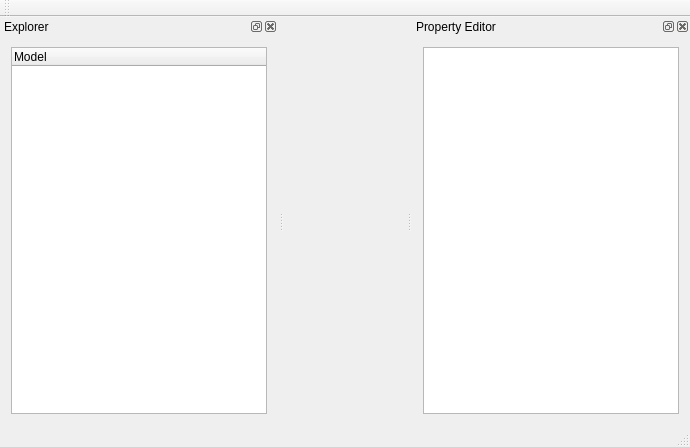
Old version of the form examples/uml/editor/mainwindow.ui in the repository qt/qtmodeling.
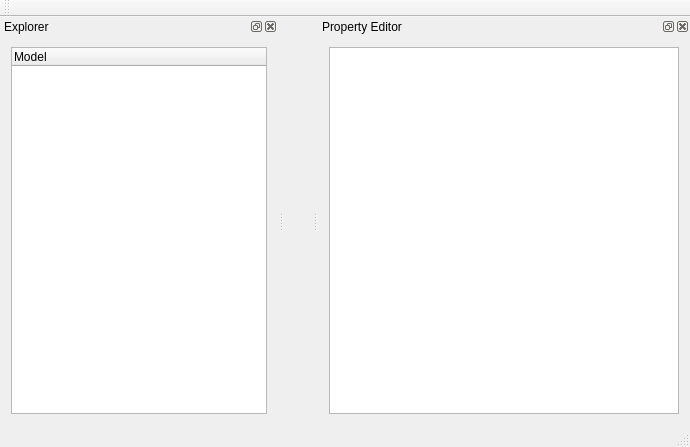
New version of the form.

```diff
--- a/examples/uml/editor/mainwindow.ui
+++ b/examples/uml/editor/mainwindow.ui
@@ -67,6 +67,12 @@
     <layout class="QGridLayout" name="gridLayout_2">
      <item row="0" column="0">
       <widget class="QTreeView" name="propertyEditor">
+       <property name="minimumSize">
+        <size>
+         <width>350</width>
+         <height>0</height>
+        </size>
+       </property>
        <property name="editTriggers">
         <set>QAbstractItemView::AllEditTriggers</set>
        </property>
```
